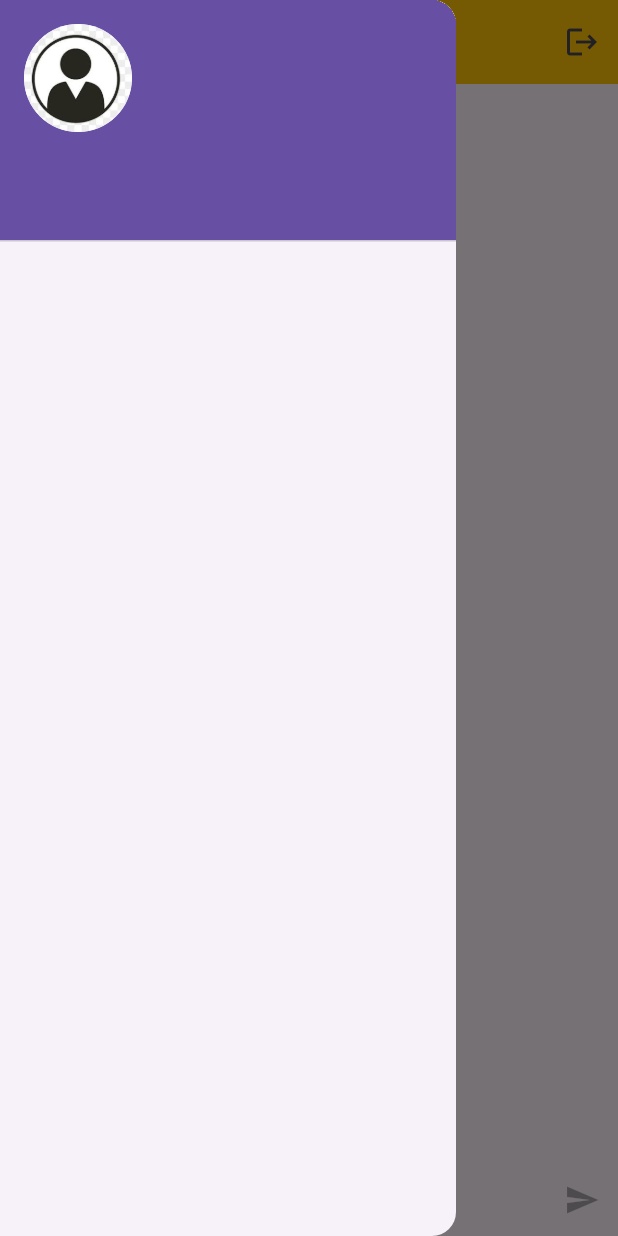
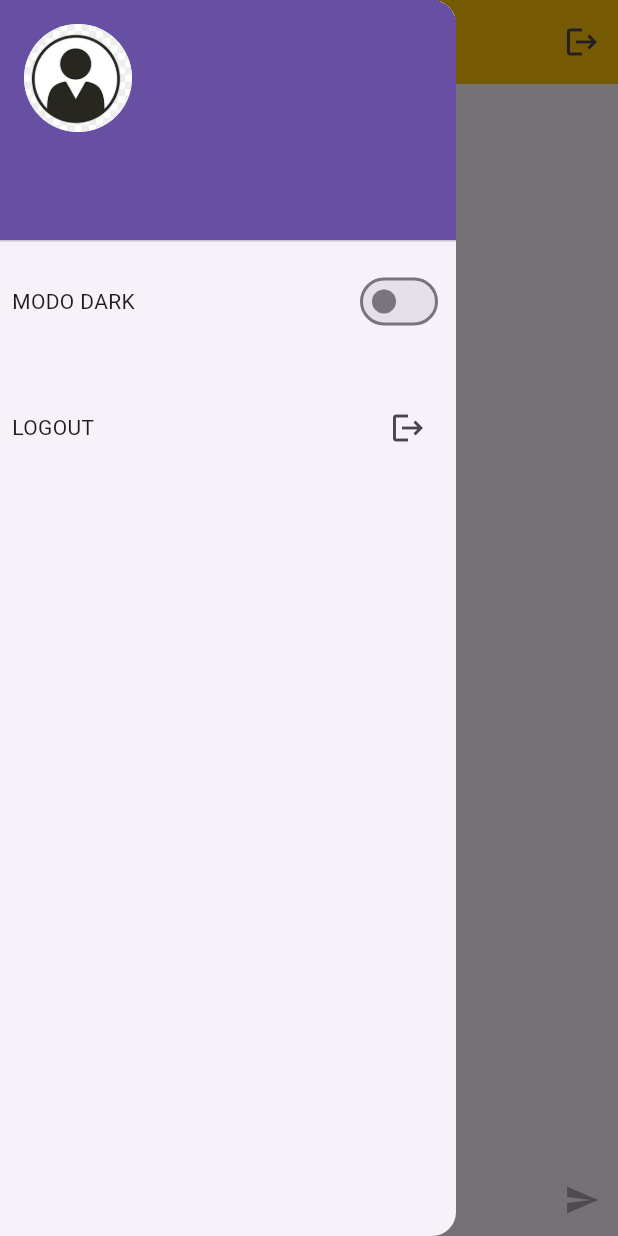
Before and after one commit to Elvisfrank-F/chat_online_elite, a Flutter app: the screen it shows once a user with an empty profile is signed in, with the side drawer open, on a phone screen of 412 x 824 dp. Run offline on Flutter 3.47's test engine with Material 3 defaults, Android fonts, the phone set to English and light mode, and no system bars; our stand-ins replace cached_network_image, cloud_firestore, firebase_auth, firebase_core, firebase_storage, google_sign_in and 1 more; accounts and stored records are empty.

Commit message:
adicionando modo dark e logou ao drawer e vindo avisar que o push deu certo, ele só demora um pouco

```diff
--- a/lib/main.dart
+++ b/lib/main.dart
@@ -8,6 +8,8 @@ import 'package:firebase_core/firebase_core.dart';
 import 'package:firebase_auth/firebase_auth.dart';
 import 'package:google_sign_in/google_sign_in.dart';
 import 'firebase_options.dart';
+
+final ValueNotifier<ThemeMode> themeNotifier = ValueNotifier(ThemeMode.light);
 
 void main() async {
   WidgetsFlutterBinding.ensureInitialized();
@@ -24,7 +26,12 @@ void main() async {
 
 
 
-  runApp(const MyApp());
+  runApp(ValueListenableBuilder<ThemeMode>(
+    valueListenable: themeNotifier,
+    builder:(context, mode, _){
+      return MyApp(context: context, mode: mode);
+    }
+  ));
 
 //   final documents = await FirebaseFirestore.instance.collection("mensagens").get();
 //
@@ -37,12 +44,19 @@ void main() async {
 }
 
 class MyApp extends StatelessWidget {
-  const MyApp({super.key});
+
+  final BuildContext context;
+  final ThemeMode mode;
+
+  const MyApp({super.key, required this.context, required this.mode});
 
   @override
   Widget build(BuildContext context) {
     return MaterialApp(
       debugShowCheckedModeBanner: false,
+      theme: ThemeData.light(),
+      darkTheme: ThemeData.dark(),
+      themeMode: mode,
       home: AuthGate(),
     );
   }
--- a/lib/pages/home_page.dart
+++ b/lib/pages/home_page.dart
@@ -1,6 +1,7 @@
 import 'dart:io';
 import 'package:cached_network_image/cached_network_image.dart';
 import 'package:cloud_firestore/cloud_firestore.dart';
+import 'package:elite/main.dart';
 import 'package:elite/wids/card_messenger.dart';
 import 'package:firebase_storage/firebase_storage.dart';
 import 'package:flutter/material.dart';
@@ -23,6 +24,8 @@ class HomePage extends StatefulWidget {
 class _HomePageState extends State<HomePage> {
 
   final user = FirebaseAuth.instance.currentUser!;
+
+  bool isDark = false;
 
   bool _isLoading = false;
 
@@ -132,7 +135,56 @@ class _HomePageState extends State<HomePage> {
                   CachedNetworkImageProvider(user.photoURL!,
                 ) : const AssetImage("assets/person.jpeg")
               )
+            ),
+
+            Padding(
+              padding: const EdgeInsets.all(8.0),
+              child: Row(
+                mainAxisAlignment: MainAxisAlignment.spaceBetween,
+                children: [
+                  Text("MODO DARK"),
+                  Switch(value: isDark, onChanged:(valor){
+
+                    isDark = valor;
+
+                    setState(() {
+                      if(isDark) {
+                        themeNotifier.value = ThemeMode.dark;
+                      }
+                      else {
+                        themeNotifier.value = ThemeMode.light;
+                      }
+                    });
+
+                  } ),
+                ],
+              ),
+            ),
+            SizedBox(height: 20,),
+
+            Padding(
+              padding: const EdgeInsets.all(8.0),
+              child: Row(
+                mainAxisAlignment: MainAxisAlignment.spaceBetween,
+
+                children: [
+
+                  Text("LOGOUT"),
+
+                  IconButton(
+                    icon: Icon(Icons.logout),
+
+                    onPressed: () async {
+                      await FirebaseAuth.instance.signOut();
+                      if(!kIsWeb){
+                        await GoogleSignIn().signOut();
+                      }
+                    },
+                  )
+                ],
+              ),
             )
+
           ],
         )
 
```
Also changed, not shown: lib/pages/login_page.dart (+7 -3 lines).
